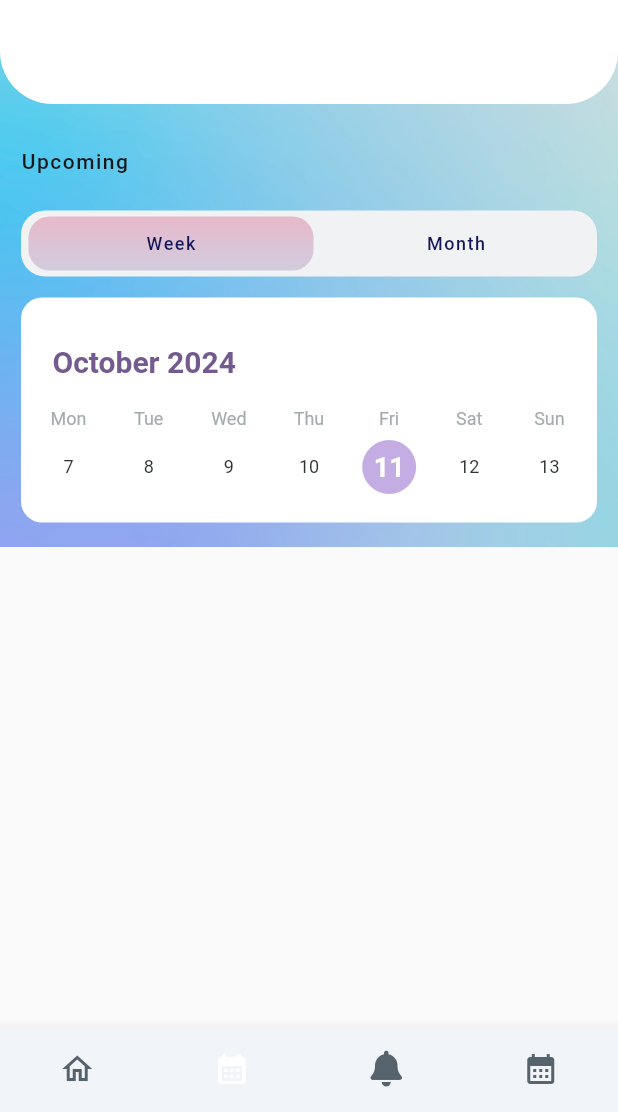
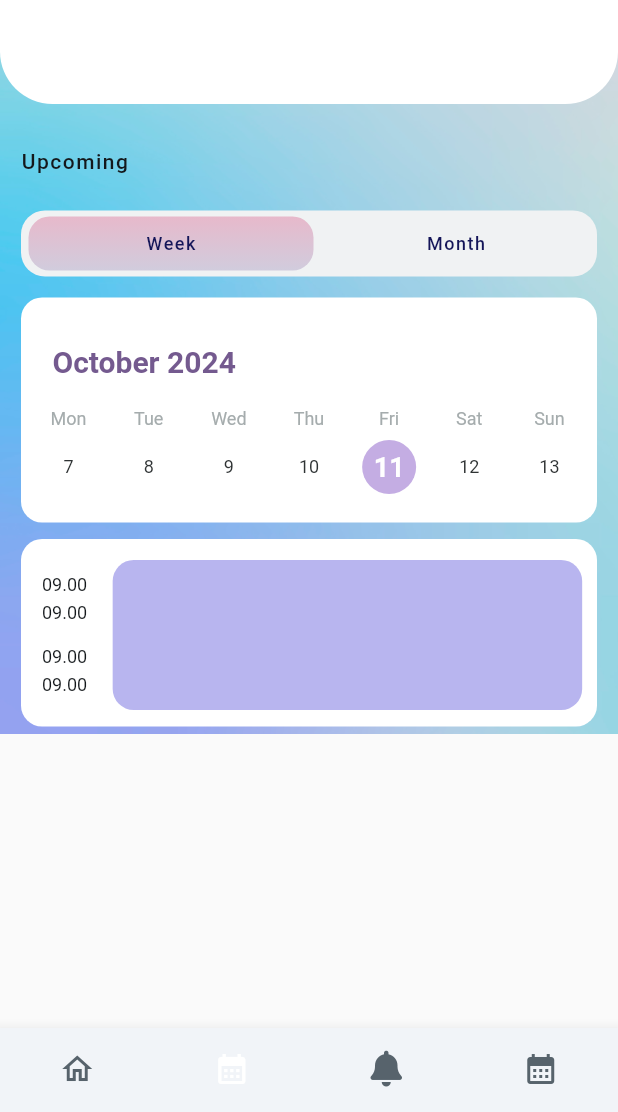
Before and after one commit to anandhuPeepi/planner_notes, a Flutter app: the screen it shows once a user with an empty profile is signed in, item 2 of the bottom bar chosen, on a phone screen of 412 x 824 dp, the part 124-1236 px from its top. Run offline on Flutter 3.47's test engine with Material 3 defaults, Android fonts, the phone set to English and light mode, and no system bars; drawn by our look-alikes of table_calendar; our stand-ins replace auto_size_text, cloud_firestore, firebase_auth, firebase_core, flutter_keyboard_visibility, font_awesome_flutter and 10 more; missing offline and left inert: json_path; accounts and stored records are empty; network calls fail; Roboto replaces fonts that are missing (sf pro).

Commit message:
Updating to latest FlutterFlow output.

```diff
--- a/lib/pages/calender/calender_widget.dart
+++ b/lib/pages/calender/calender_widget.dart
@@ -1,7 +1,6 @@
 import '/auth/firebase_auth/auth_util.dart';
 import '/backend/backend.dart';
 import '/flutter_flow/flutter_flow_calendar.dart';
-import '/flutter_flow/flutter_flow_icon_button.dart';
 import '/flutter_flow/flutter_flow_theme.dart';
 import '/flutter_flow/flutter_flow_util.dart';
 import 'package:flutter/material.dart';
@@ -455,177 +454,106 @@ class _CalenderWidgetState extends State<CalenderWidget> {
                       ),
                     ),
                   ),
-                  StreamBuilder<List<TasksRecord>>(
-                    stream: queryTasksRecord(
-                      queryBuilder: (tasksRecord) => tasksRecord.where(
-                        'taskDate',
-                        isEqualTo: _model.userPickedDate?.start,
+                  Padding(
+                    padding:
+                        const EdgeInsetsDirectional.fromSTEB(14.0, 0.0, 14.0, 0.0),
+                    child: Container(
+                      width: double.infinity,
+                      height: 125.0,
+                      decoration: BoxDecoration(
+                        color: FlutterFlowTheme.of(context).secondaryBackground,
+                        borderRadius: BorderRadius.circular(14.0),
                       ),
-                    ),
-                    builder: (context, snapshot) {
-                      // Customize what your widget looks like when it's loading.
-                      if (!snapshot.hasData) {
-                        return Center(
-                          child: SizedBox(
-                            width: 50.0,
-                            height: 50.0,
-                            child: CircularProgressIndicator(
-                              valueColor: AlwaysStoppedAnimation<Color>(
-                                FlutterFlowTheme.of(context).primary,
-                              ),
-                            ),
-                          ),
-                        );
-                      }
-                      List<TasksRecord> listViewTasksRecordList =
-                          snapshot.data!;
-
-                      return ListView.separated(
+                      child: ListView(
                         padding: EdgeInsets.zero,
                         shrinkWrap: true,
                         scrollDirection: Axis.vertical,
-                        itemCount: listViewTasksRecordList.length,
-                        separatorBuilder: (_, __) => const SizedBox(height: 10.0),
-                        itemBuilder: (context, listViewIndex) {
-                          final listViewTasksRecord =
-                              listViewTasksRecordList[listViewIndex];
-                          return Container(
-                            decoration: const BoxDecoration(),
-                            child: Padding(
-                              padding: const EdgeInsets.all(14.0),
+                        children: [
+                          Padding(
+                            padding: const EdgeInsetsDirectional.fromSTEB(
+                                14.0, 14.0, 0.0, 14.0),
                             child: Row(
+                              mainAxisSize: MainAxisSize.min,
+                              children: [
+                                Column(
                                   mainAxisSize: MainAxisSize.max,
-                                mainAxisAlignment: MainAxisAlignment.start,
+                                  mainAxisAlignment:
+                                      MainAxisAlignment.spaceEvenly,
                                   children: [
-                                  Container(
-                                    decoration: BoxDecoration(
-                                      color: Colors.white,
-                                      borderRadius: BorderRadius.circular(10.0),
+                                    Text(
+                                      '09.00',
+                                      style: FlutterFlowTheme.of(context)
+                                          .bodyMedium
+                                          .override(
+                                            fontFamily: 'sf pro',
+                                            letterSpacing: 0.0,
+                                            useGoogleFonts: false,
                                           ),
-                                    child: ClipRRect(
-                                      borderRadius: BorderRadius.circular(8.0),
-                                      child: Image.asset(
-                                        'assets/images/Icon_(5).png',
-                                        width: 48.0,
-                                        height: 48.0,
-                                        fit: BoxFit.none,
+                                    ),
+                                    Padding(
+                                      padding: const EdgeInsetsDirectional.fromSTEB(
+                                          0.0, 0.0, 0.0, 5.0),
+                                      child: Text(
+                                        '09.00',
+                                        style: FlutterFlowTheme.of(context)
+                                            .bodyMedium
+                                            .override(
+                                              fontFamily: 'sf pro',
+                                              letterSpacing: 0.0,
+                                              useGoogleFonts: false,
                                             ),
                                       ),
                                     ),
                                     Padding(
                                       padding: const EdgeInsetsDirectional.fromSTEB(
-                                        14.0, 0.0, 0.0, 0.0),
-                                    child: Column(
-                                      mainAxisSize: MainAxisSize.max,
-                                      mainAxisAlignment:
-                                          MainAxisAlignment.spaceAround,
-                                      crossAxisAlignment:
-                                          CrossAxisAlignment.start,
-                                      children: [
-                                        Text(
-                                          listViewTasksRecord.taskName,
+                                          0.0, 5.0, 0.0, 0.0),
+                                      child: Text(
+                                        '09.00',
                                         style: FlutterFlowTheme.of(context)
                                             .bodyMedium
                                             .override(
                                               fontFamily: 'sf pro',
-                                                color: Colors.white,
-                                                letterSpacing: 2.0,
-                                                fontWeight: FontWeight.w500,
-                                                useGoogleFonts: false,
-                                              ),
-                                        ),
-                                        Padding(
-                                          padding:
-                                              const EdgeInsetsDirectional.fromSTEB(
-                                                  0.0, 7.0, 0.0, 0.0),
-                                          child: Row(
-                                            mainAxisSize: MainAxisSize.max,
-                                            children: [
-                                              Opacity(
-                                                opacity: 0.8,
-                                                child: Text(
-                                                  '9:00 - ',
-                                                  style: FlutterFlowTheme.of(
-                                                          context)
-                                                      .bodyMedium
-                                                      .override(
-                                                        fontFamily: 'sf pro',
-                                                        color: Colors.white,
-                                                        letterSpacing: 1.0,
-                                                        fontWeight:
-                                                            FontWeight.w500,
+                                              letterSpacing: 0.0,
                                               useGoogleFonts: false,
                                             ),
                                       ),
                                     ),
-                                              Opacity(
-                                                opacity: 0.8,
-                                                child: Text(
-                                                  '10.00',
-                                                  style: FlutterFlowTheme.of(
-                                                          context)
+                                    Text(
+                                      '09.00',
+                                      style: FlutterFlowTheme.of(context)
                                           .bodyMedium
                                           .override(
                                             fontFamily: 'sf pro',
-                                                        color: Colors.white,
-                                                        letterSpacing: 1.0,
-                                                        fontWeight:
-                                                            FontWeight.w500,
+                                            letterSpacing: 0.0,
                                             useGoogleFonts: false,
                                           ),
                                     ),
+                                  ].divide(const SizedBox(height: 5.0)),
                                 ),
-                                              Opacity(
-                                                opacity: 0.8,
-                                                child: Text(
-                                                  '10.00',
-                                                  style: FlutterFlowTheme.of(
-                                                          context)
-                                                      .bodyMedium
-                                                      .override(
-                                                        fontFamily: 'sf pro',
-                                                        color: Colors.white,
-                                                        letterSpacing: 1.0,
-                                                        fontWeight:
-                                                            FontWeight.w500,
-                                                        useGoogleFonts: false,
-                                                      ),
-                                                ),
-                                              ),
-                                            ].divide(const SizedBox(width: 10.0)),
+                                Padding(
+                                  padding: const EdgeInsetsDirectional.fromSTEB(
+                                      17.0, 0.0, 0.0, 0.0),
+                                  child: Column(
+                                    mainAxisSize: MainAxisSize.max,
+                                    children: [
+                                      Container(
+                                        width: 313.0,
+                                        height: 100.0,
+                                        decoration: BoxDecoration(
+                                          color: const Color(0xFFB8B5EF),
+                                          borderRadius:
+                                              BorderRadius.circular(14.0),
                                         ),
                                       ),
                                     ],
                                   ),
                                 ),
-                                  Flexible(
-                                    child: Align(
-                                      alignment: const AlignmentDirectional(1.0, 0.0),
-                                      child: FlutterFlowIconButton(
-                                        borderColor: Colors.transparent,
-                                        borderRadius: 8.0,
-                                        buttonSize: 40.0,
-                                        fillColor: FlutterFlowTheme.of(context)
-                                            .primary,
-                                        icon: Icon(
-                                          Icons.snapchat,
-                                          color:
-                                              FlutterFlowTheme.of(context).info,
-                                          size: 24.0,
-                                        ),
-                                        onPressed: () {
-                                          print('IconButton pressed ...');
-                                        },
-                                      ),
+                              ],
                             ),
                           ),
                         ],
                       ),
                     ),
-                          );
-                        },
-                      );
-                    },
                   ),
                 ],
               ),
```
Also changed, not shown: firebase/firestore.indexes.json (+1 -13 lines). Lines whose indentation alone changed are shown as unchanged.
